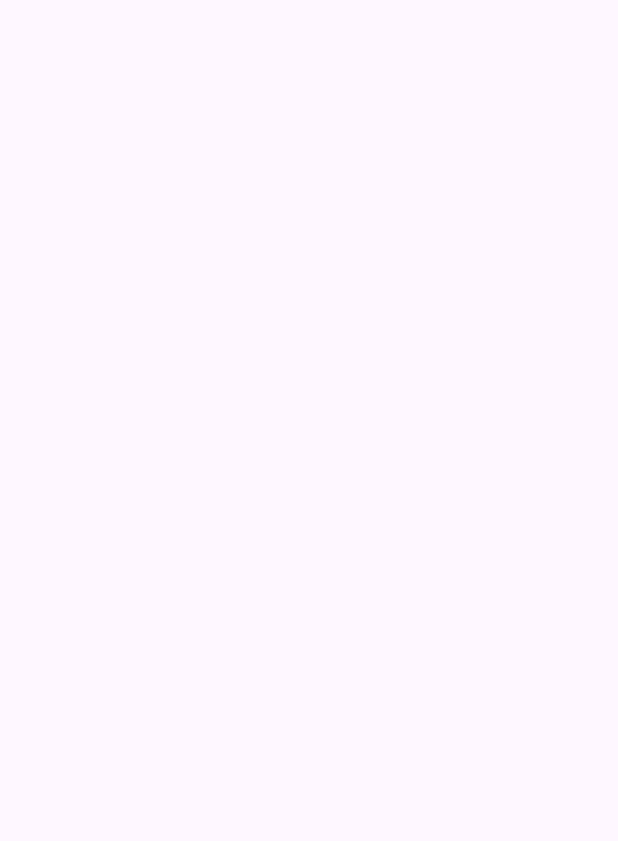
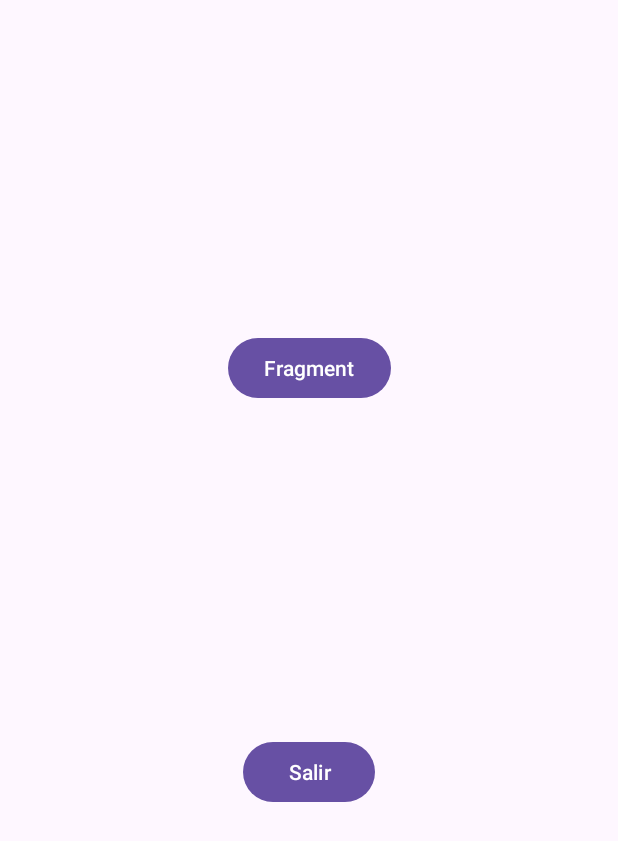
Before and after one commit to justerbass/bootcamp_android_java, an Android app: the screen it shows after launch (MainActivity), on a phone screen of 412 x 824 dp. Before the commit the part shown is empty. Shown: the top 841 px of the screen. Run offline under Robolectric (Android 15) with nearby library versions, the phone set to English and light mode, and no system bars; 1 statement that could not run was skipped.

```diff
--- a/Indicidual11/app/src/main/java/cl/bootcamp/indicidual11/MainActivity.java
+++ b/Indicidual11/app/src/main/java/cl/bootcamp/indicidual11/MainActivity.java
@@ -1,6 +1,7 @@
 package cl.bootcamp.indicidual11;
 
 import android.os.Bundle;
+import android.view.View;
 import android.widget.Button;
 
 import androidx.activity.EdgeToEdge;
@@ -8,9 +9,13 @@ import androidx.appcompat.app.AppCompatActivity;
 import androidx.core.graphics.Insets;
 import androidx.core.view.ViewCompat;
 import androidx.core.view.WindowInsetsCompat;
+import androidx.fragment.app.Fragment;
 
 public class MainActivity extends AppCompatActivity {
 
+    private Button exit_btn;
+    private Button fragment_btn;
+    Fragment fragment;
 
     @Override
     protected void onCreate(Bundle savedInstanceState) {
@@ -18,6 +23,29 @@ public class MainActivity extends AppCompatActivity {
         EdgeToEdge.enable(this);
         setContentView(R.layout.activity_main);
 
+        exit_btn = findViewById(R.id.button_exit);
+        fragment_btn = findViewById(R.id.button_show_fragment);
+
+        fragment = new Fragment();
+        getSupportFragmentManager().beginTransaction()
+                .add(R.id.fragmentContainerView, fragment)
+                .commit();
+
+        exit_btn.setOnClickListener(view -> finishAffinity());
+
+        fragment_btn.setOnClickListener(new View.OnClickListener() {
+
+            @Override
+            public void onClick(View view) {
+
+                getSupportFragmentManager().beginTransaction()
+                        .replace(R.id.fragmentContainerView, fragment)
+                        .commit();
+            }
+
+
+        });
+
 
 
 
--- a/Indicidual11/app/src/main/res/layout/activity_main.xml
+++ b/Indicidual11/app/src/main/res/layout/activity_main.xml
@@ -10,5 +10,37 @@
 
 
 
+    <Button
+        android:id="@+id/button_show_fragment"
+        android:layout_width="wrap_content"
+        android:layout_height="wrap_content"
+        android:text="@string/fragment"
+        app:layout_constraintBottom_toTopOf="@+id/button_exit"
+        app:layout_constraintEnd_toEndOf="parent"
+        app:layout_constraintStart_toStartOf="parent"
+        app:layout_constraintTop_toTopOf="parent" />
+
+    <Button
+        android:id="@+id/button_exit"
+        android:layout_width="wrap_content"
+        android:layout_height="wrap_content"
+        android:layout_marginBottom="64dp"
+        android:text="@string/exit"
+        app:layout_constraintBottom_toBottomOf="parent"
+        app:layout_constraintEnd_toEndOf="parent"
+        app:layout_constraintTop_toBottomOf="@id/button_show_fragment"
+        app:layout_constraintStart_toStartOf="parent" />
+
+    <androidx.fragment.app.FragmentContainerView
+        android:id="@+id/fragmentContainerView"
+        android:name="cl.bootcamp.indicidual11.BlankFragment"
+        android:layout_width="match_parent"
+        android:layout_height="match_parent"
+        app:layout_constraintStart_toStartOf="parent"
+        app:layout_constraintEnd_toEndOf="parent"
+        app:layout_constraintTop_toTopOf="parent"
+        app:layout_constraintBottom_toBottomOf="parent"
+        />
+
 
 </androidx.constraintlayout.widget.ConstraintLayout>
```
Also changed, not shown: Indicidual11/app/src/main/res/layout/fragment_blank.xml (+32 -15 lines).
